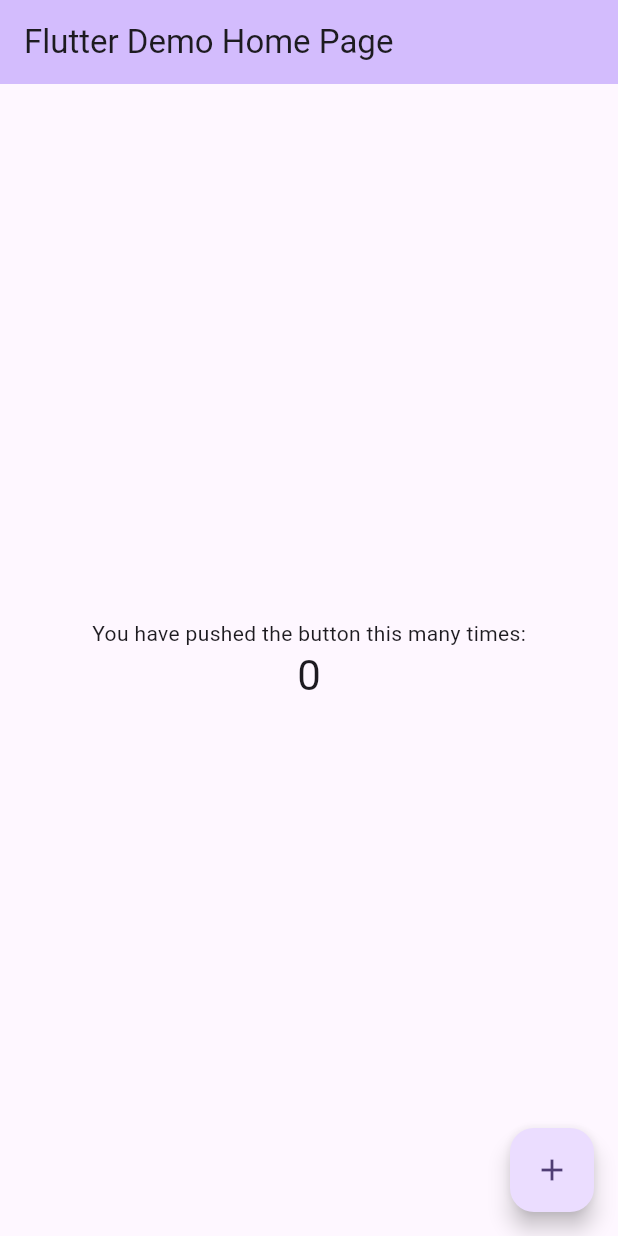
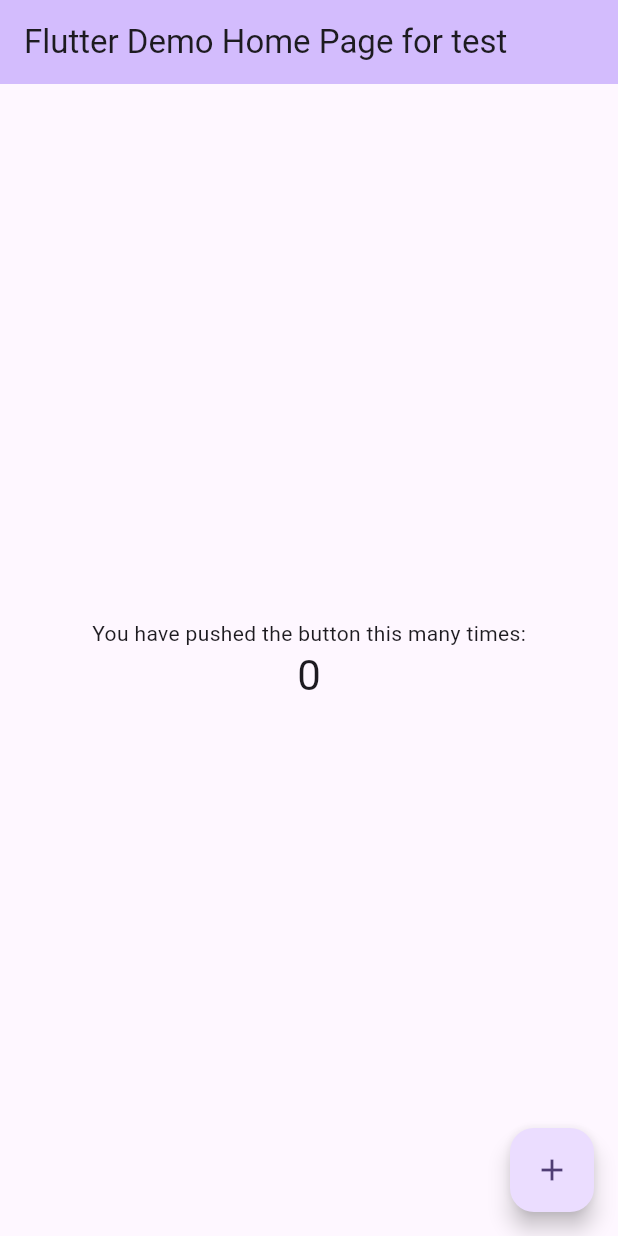
Before and after one commit to QusailahJalal/release-test, a Flutter app: the screen it shows after launch, on a phone screen of 412 x 824 dp. Run offline on Flutter 3.47's test engine with Material 3 defaults, Android fonts, the phone set to English and light mode, and no system bars.

Commit message:
modefy main.dart file

```diff
--- a/lib/main.dart
+++ b/lib/main.dart
@@ -11,6 +11,7 @@ class MyApp extends StatelessWidget {
   @override
   Widget build(BuildContext context) {
     return MaterialApp(
+      debugShowCheckedModeBanner: false,
       title: 'Flutter Demo',
       theme: ThemeData(
         // This is the theme of your application.
@@ -30,7 +31,7 @@ class MyApp extends StatelessWidget {
         // tested with just a hot reload.
         colorScheme: ColorScheme.fromSeed(seedColor: Colors.deepPurple),
       ),
-      home: const MyHomePage(title: 'Flutter Demo Home Page'),
+      home: const MyHomePage(title: 'Flutter Demo Home Page for test'),
     );
   }
 }
```
Also changed, not shown: 1 other file.
